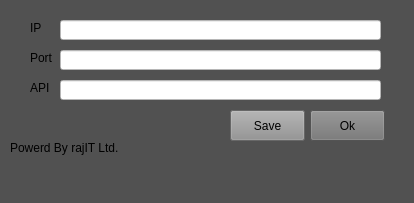
Before: the Qt Designer form input.ui in Turjo47/Python-App, drawn with Qt 5.
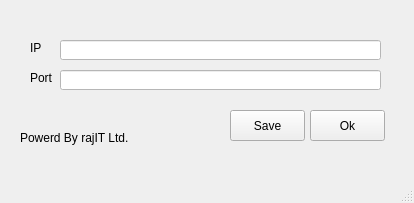
After: the same form once the commit is applied.

Diff of the .ui file:
```diff
--- a/input.ui
+++ b/input.ui
@@ -14,14 +14,14 @@
    <string>Input Your IP</string>
   </property>
   <property name="styleSheet">
-   <string notr="true">background-color: rgb(81, 81, 81)</string>
+   <string notr="true"/>
   </property>
   <widget class="QWidget" name="centralwidget">
    <widget class="QLabel" name="ip_label">
     <property name="geometry">
      <rect>
       <x>30</x>
-      <y>20</y>
+      <y>40</y>
       <width>21</width>
       <height>16</height>
      </rect>
@@ -34,7 +34,7 @@
     <property name="geometry">
      <rect>
       <x>60</x>
-      <y>20</y>
+      <y>40</y>
       <width>321</width>
       <height>20</height>
      </rect>
@@ -53,7 +53,7 @@
     <property name="geometry">
      <rect>
       <x>30</x>
-      <y>50</y>
+      <y>70</y>
       <width>31</width>
       <height>16</height>
      </rect>
@@ -66,7 +66,7 @@
     <property name="geometry">
      <rect>
       <x>60</x>
-      <y>50</y>
+      <y>70</y>
       <width>321</width>
       <height>20</height>
      </rect>
@@ -78,32 +78,6 @@
      <string/>
     </property>
    </widget>
-   <widget class="QLabel" name="api_label_3">
-    <property name="geometry">
-     <rect>
-      <x>30</x>
-      <y>80</y>
-      <width>31</width>
-      <height>16</height>
-     </rect>
-    </property>
-    <property name="text">
-     <string>API</string>
-    </property>
-   </widget>
-   <widget class="QLineEdit" name="Api_lineEdit">
-    <property name="geometry">
-     <rect>
-      <x>60</x>
-      <y>80</y>
-      <width>321</width>
-      <height>20</height>
-     </rect>
-    </property>
-    <property name="styleSheet">
-     <string notr="true">background-color: rgb(255, 255, 255)</string>
-    </property>
-   </widget>
    <widget class="QPushButton" name="saveButton">
     <property name="geometry">
      <rect>
@@ -114,7 +88,7 @@
      </rect>
     </property>
     <property name="styleSheet">
-     <string notr="true">background-color: rgb(144, 144, 144)</string>
+     <string notr="true"/>
     </property>
     <property name="text">
      <string>Save</string>
@@ -123,8 +97,8 @@
    <widget class="QLabel" name="label_4">
     <property name="geometry">
      <rect>
-      <x>10</x>
-      <y>140</y>
+      <x>20</x>
+      <y>130</y>
       <width>121</width>
       <height>16</height>
      </rect>
@@ -143,7 +117,7 @@
      </rect>
     </property>
     <property name="styleSheet">
-     <string notr="true">background-color: rgb(116, 116, 116)</string>
+     <string notr="true"/>
     </property>
     <property name="text">
      <string>Ok</string>
```
Left out of the diff: 2 changed lines with no effect on the pictures.
